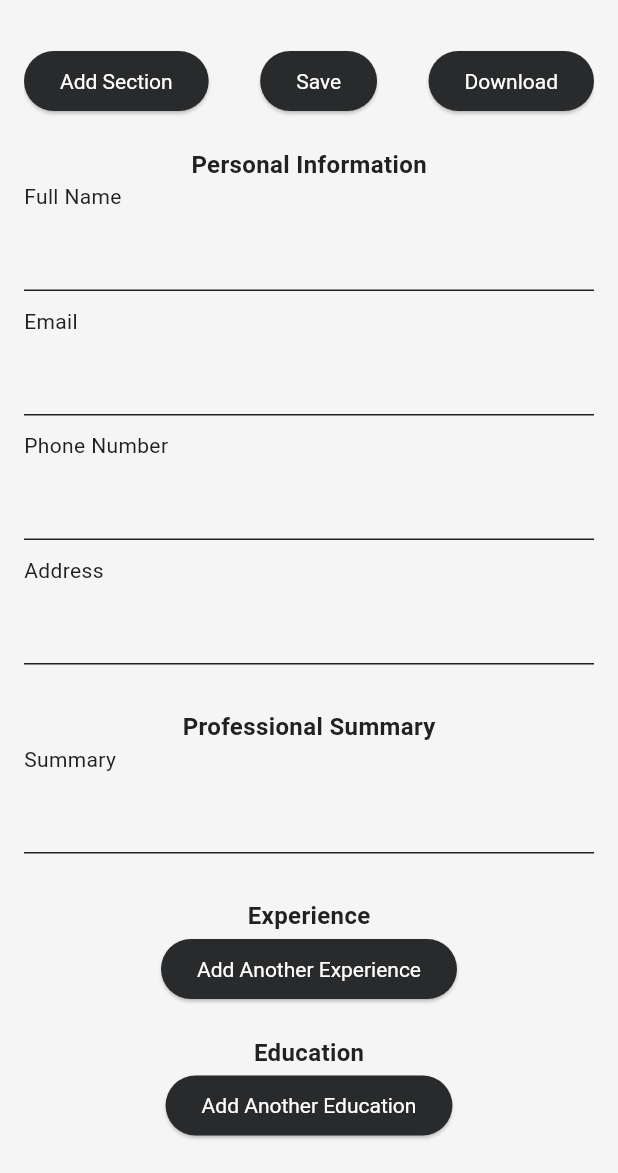
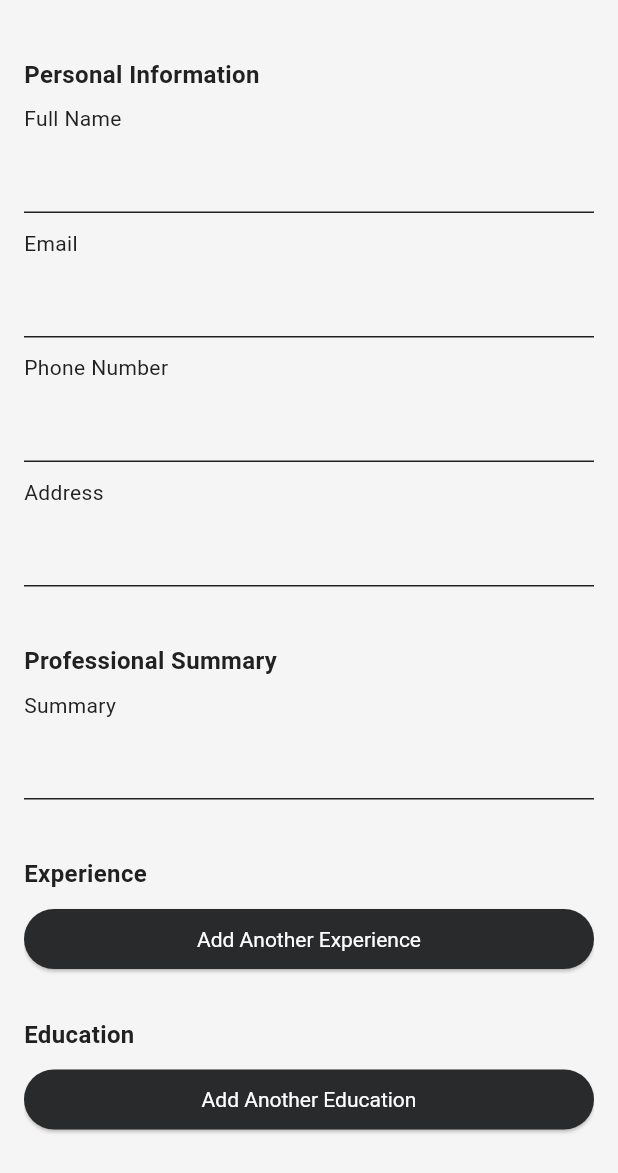
Before and after one commit to HammadBullah/Resume_Builder, a Flutter app: the ResumeBuilderScreen screen opened by its route, on a phone screen of 412 x 824 dp, the part 63-1236 px from its top. Run offline on Flutter 3.47's test engine with Material 3 defaults, Android fonts, the phone set to English and light mode, and no system bars; our stand-ins replace firebase_auth, firebase_core, image_picker; accounts and stored records are empty; Roboto replaces fonts that are missing (Montserrat).

Commit message:
resume_builder

```diff
--- a/lib/screens/resume_builder.dart
+++ b/lib/screens/resume_builder.dart
@@ -3,7 +3,7 @@ import 'package:provider/provider.dart';
 import 'package:resumebuild/utils/resume_provider.dart';
 
 class ResumeBuilderScreen extends StatelessWidget {
-  const ResumeBuilderScreen({super.key});
+  const ResumeBuilderScreen({Key? key}) : super(key: key);
 
   @override
   Widget build(BuildContext context) {
@@ -25,31 +25,8 @@ class ResumeBuilderScreen extends StatelessWidget {
         padding: const EdgeInsets.all(16.0),
         child: SingleChildScrollView(
           child: Column(
+            crossAxisAlignment: CrossAxisAlignment.stretch,
             children: [
-              Row(
-                mainAxisAlignment: MainAxisAlignment.spaceBetween,
-                children: [
-                  ElevatedButton(
-                    onPressed: () {
-                      // Add a new section
-                    },
-                    child: const Text('Add Section', style: TextStyle(fontFamily: 'Montserrat')),
-                  ),
-                  ElevatedButton(
-                    onPressed: () {
-                      resumeProvider.saveResumeData();
-                    },
-                    child: const Text('Save', style: TextStyle(fontFamily: 'Montserrat')),
-                  ),
-                  ElevatedButton(
-                    onPressed: () {
-                      // Download the resume
-                    },
-                    child: const Text('Download', style: TextStyle(fontFamily: 'Montserrat')),
-                  ),
-                ],
-              ),
-              const SizedBox(height: 20),
               _buildSectionTitle('Personal Information'),
               _buildTextField('Full Name', resumeProvider, 'personal_info', 'full_name'),
               _buildTextField('Email', resumeProvider, 'personal_info', 'email'),
@@ -60,25 +37,35 @@ class ResumeBuilderScreen extends StatelessWidget {
               _buildTextField('Summary', resumeProvider, 'professional_summary'),
               const SizedBox(height: 20),
               _buildSectionTitle('Experience'),
-              ..._buildExperienceFields(resumeProvider),
+              ..._buildExperienceFields(context, resumeProvider),
               ElevatedButton(
                 onPressed: () {
-                  resumeProvider.addToList('experience', {});
+                  resumeProvider.addToList('experience', {
+                    'job_title': '',
+                    'company': '',
+                    'duration': '',
+                    'job_description': '',
+                  });
                 },
                 child: const Text('Add Another Experience', style: TextStyle(fontFamily: 'Montserrat')),
               ),
               const SizedBox(height: 20),
               _buildSectionTitle('Education'),
-              ..._buildEducationFields(resumeProvider),
+              ..._buildEducationFields(context, resumeProvider),
               ElevatedButton(
                 onPressed: () {
-                  resumeProvider.addToList('education', {});
+                  resumeProvider.addToList('education', {
+                    'degree': '',
+                    'institution': '',
+                    'duration': '',
+                    'description': '',
+                  });
                 },
                 child: const Text('Add Another Education', style: TextStyle(fontFamily: 'Montserrat')),
               ),
               const SizedBox(height: 20),
               _buildSectionTitle('Skills'),
-              ..._buildSkillsFields(resumeProvider),
+              ..._buildSkillsFields(context, resumeProvider),
               ElevatedButton(
                 onPressed: () {
                   resumeProvider.addToList('skills', '');
@@ -87,19 +74,27 @@ class ResumeBuilderScreen extends StatelessWidget {
               ),
               const SizedBox(height: 20),
               _buildSectionTitle('Certifications'),
-              ..._buildCertificationsFields(resumeProvider),
+              ..._buildCertificationsFields(context, resumeProvider),
               ElevatedButton(
                 onPressed: () {
-                  resumeProvider.addToList('certifications', {});
+                  resumeProvider.addToList('certifications', {
+                    'name': '',
+                    'organization': '',
+                    'date': '',
+                  });
                 },
                 child: const Text('Add Another Certification', style: TextStyle(fontFamily: 'Montserrat')),
               ),
               const SizedBox(height: 20),
               _buildSectionTitle('Projects'),
-              ..._buildProjectsFields(resumeProvider),
+              ..._buildProjectsFields(context, resumeProvider),
               ElevatedButton(
                 onPressed: () {
-                  resumeProvider.addToList('projects', {});
+                  resumeProvider.addToList('projects', {
+                    'name': '',
+                    'description': '',
+                    'technologies': '',
+                  });
                 },
                 child: const Text('Add Another Project', style: TextStyle(fontFamily: 'Montserrat')),
               ),
@@ -132,13 +127,23 @@ class ResumeBuilderScreen extends StatelessWidget {
   }
 
   Widget _buildSectionTitle(String title) {
-    return Text(title, style: const TextStyle(fontFamily: 'Montserrat', fontSize: 16, fontWeight: FontWeight.bold));
+    return Padding(
+      padding: const EdgeInsets.symmetric(vertical: 8.0),
+      child: Text(
+        title,
+        style: const TextStyle(fontFamily: 'Montserrat', fontSize: 16, fontWeight: FontWeight.bold),
+      ),
+    );
   }
 
   Widget _buildTextField(String label, ResumeProvider resumeProvider, String section, [String? field]) {
     TextEditingController controller = TextEditingController(
-      text: field == null ? resumeProvider.resumeData[section] : resumeProvider.resumeData[section][field],
+      text: field == null ? resumeProvider.resumeData[section] ?? '' : resumeProvider.resumeData[section]?[field] ?? '',
     );
+
+    // Ensure controller is updated with the latest text value
+    controller.text = field == null ? resumeProvider.resumeData[section] ?? '' : resumeProvider.resumeData[section]?[field] ?? '';
+
     return Column(
       crossAxisAlignment: CrossAxisAlignment.start,
       children: [
@@ -150,8 +155,7 @@ class ResumeBuilderScreen extends StatelessWidget {
             if (field == null) {
               resumeProvider.updateSection(section, value);
             } else {
-              resumeProvider.resumeData[section][field] = value;
-              resumeProvider.notifyListeners();
+              resumeProvider.updateFieldInSection(section, field, value); // Implement this method in ResumeProvider
             }
           },
         ),
@@ -160,45 +164,89 @@ class ResumeBuilderScreen extends StatelessWidget {
     );
   }
 
-  List<Widget> _buildExperienceFields(ResumeProvider resumeProvider) {
+  List<Widget> _buildExperienceFields(BuildContext context, ResumeProvider resumeProvider) {
     List<Widget> experienceFields = [];
     for (int i = 0; i < resumeProvider.resumeData['experience'].length; i++) {
+      var item = resumeProvider.resumeData['experience'][i];
       experienceFields.addAll([
-        _buildTextField('Job Title', resumeProvider, 'experience', '$i.job_title'),
-        _buildTextField('Company', resumeProvider, 'experience', '$i.company'),
-        _buildTextField('Duration', resumeProvider, 'experience', '$i.duration'),
-        _buildTextField('Job Description', resumeProvider, 'experience', '$i.job_description'),
+        _buildExperienceField('Job Title', resumeProvider, 'experience', 'job_title$i'),
+        _buildExperienceField('Company', resumeProvider, 'experience', 'company$i'),
+        _buildExperienceField('Duration', resumeProvider, 'experience', 'duration$i'),
+        _buildExperienceField('Job Description', resumeProvider, 'experience', 'job_description$i'),
         ElevatedButton(
           onPressed: () {
             resumeProvider.removeFromList('experience', i);
           },
           child: const Text('Remove Experience', style: TextStyle(fontFamily: 'Montserrat')),
         ),
+        const SizedBox(height: 20),
       ]);
     }
     return experienceFields;
   }
 
-  List<Widget> _buildEducationFields(ResumeProvider resumeProvider) {
+  Widget _buildExperienceField(String label, ResumeProvider resumeProvider, String section, String field) {
+    TextEditingController controller = TextEditingController(
+      text: resumeProvider.resumeData[section][field] ?? '',
+    );
+    return Column(
+      crossAxisAlignment: CrossAxisAlignment.start,
+      children: [
+        Text(label, style: const TextStyle(fontFamily: 'Montserrat', fontSize: 14)),
+        const SizedBox(height: 5),
+        TextField(
+          controller: controller,
+          onChanged: (value) {
+            resumeProvider.updateFieldInSection(section, field, value);
+          },
+        ),
+        const SizedBox(height: 10),
+      ],
+    );
+  }
+
+  List<Widget> _buildEducationFields(BuildContext context, ResumeProvider resumeProvider) {
     List<Widget> educationFields = [];
     for (int i = 0; i < resumeProvider.resumeData['education'].length; i++) {
+      var item = resumeProvider.resumeData['education'][i];
       educationFields.addAll([
-        _buildTextField('Degree', resumeProvider, 'education', '$i.degree'),
-        _buildTextField('Institution', resumeProvider, 'education', '$i.institution'),
-        _buildTextField('Duration', resumeProvider, 'education', '$i.duration'),
-        _buildTextField('Description', resumeProvider, 'education', '$i.description'),
+        _buildEducationField('Degree', resumeProvider, 'education', 'degree$i'),
+        _buildEducationField('Institution', resumeProvider, 'education', 'institution$i'),
+        _buildEducationField('Duration', resumeProvider, 'education', 'duration$i'),
+        _buildEducationField('Description', resumeProvider, 'education', 'description$i'),
         ElevatedButton(
           onPressed: () {
             resumeProvider.removeFromList('education', i);
           },
           child: const Text('Remove Education', style: TextStyle(fontFamily: 'Montserrat')),
         ),
+        const SizedBox(height: 20),
       ]);
     }
     return educationFields;
   }
 
-  List<Widget> _buildSkillsFields(ResumeProvider resumeProvider) {
+  Widget _buildEducationField(String label, ResumeProvider resumeProvider, String section, String field) {
+    TextEditingController controller = TextEditingController(
+      text: resumeProvider.resumeData[section][field] ?? '',
+    );
+    return Column(
+      crossAxisAlignment: CrossAxisAlignment.start,
+      children: [
+        Text(label, style: const TextStyle(fontFamily: 'Montserrat', fontSize: 14)),
+        const SizedBox(height: 5),
+        TextField(
+          controller: controller,
+          onChanged: (value) {
+            resumeProvider.updateFieldInSection(section, field, value);
+          },
+        ),
+        const SizedBox(height: 10),
+      ],
+    );
+  }
+
+  List<Widget> _buildSkillsFields(BuildContext context, ResumeProvider resumeProvider) {
     List<Widget> skillsFields = [];
     for (int i = 0; i < resumeProvider.resumeData['skills'].length; i++) {
       TextEditingController controller = TextEditingController(text: resumeProvider.resumeData['skills'][i]);
@@ -219,6 +267,7 @@ class ResumeBuilderScreen extends StatelessWidget {
               onPressed: () {
                 resumeProvider.removeFromList('skills', i);
 },
+iconSize: 20,
 ),
 ],
 ),
@@ -227,39 +276,83 @@ class ResumeBuilderScreen extends StatelessWidget {
 return skillsFields;
 }
 
-  List<Widget> _buildCertificationsFields(ResumeProvider resumeProvider) {
+List<Widget> _buildCertificationsFields(BuildContext context, ResumeProvider resumeProvider) {
 List<Widget> certificationsFields = [];
 for (int i = 0; i < resumeProvider.resumeData['certifications'].length; i++) {
+var item = resumeProvider.resumeData['certifications'][i];
 certificationsFields.addAll([
-        _buildTextField('Certification Name', resumeProvider, 'certifications', '$i.name'),
-        _buildTextField('Issuing Organization', resumeProvider, 'certifications', '$i.organization'),
-        _buildTextField('Date Obtained', resumeProvider, 'certifications', '$i.date'),
+_buildCertificationField('Name', resumeProvider, 'certifications', 'name$i'),
+_buildCertificationField('Organization', resumeProvider, 'certifications', 'organization$i'),
+_buildCertificationField('Date', resumeProvider, 'certifications', 'date$i'),
 ElevatedButton(
 onPressed: () {
 resumeProvider.removeFromList('certifications', i);
 },
 child: const Text('Remove Certification', style: TextStyle(fontFamily: 'Montserrat')),
 ),
+const SizedBox(height: 20),
 ]);
 }
 return certificationsFields;
 }
 
-  List<Widget> _buildProjectsFields(ResumeProvider resumeProvider) {
+Widget _buildCertificationField(String label, ResumeProvider resumeProvider, String section, String field) {
+TextEditingController controller = TextEditingController(
+text: resumeProvider.resumeData[section][field] ?? '',
+);
+return Column(
+crossAxisAlignment: CrossAxisAlignment.start,
+children: [
+Text(label, style: const TextStyle(fontFamily: 'Montserrat', fontSize: 14)),
+const SizedBox(height: 5),
+TextField(
+controller: controller,
+onChanged: (value) {
+resumeProvider.updateFieldInSection(section, field, value);
+},
+),
+const SizedBox(height: 10),
+],
+);
+}
+
+List<Widget> _buildProjectsFields(BuildContext context, ResumeProvider resumeProvider) {
 List<Widget> projectsFields = [];
 for (int i = 0; i < resumeProvider.resumeData['projects'].length; i++) {
+var item = resumeProvider.resumeData['projects'][i];
 projectsFields.addAll([
-        _buildTextField('Project Name', resumeProvider, 'projects', '$i.name'),
-        _buildTextField('Description', resumeProvider, 'projects', '$i.description'),
-        _buildTextField('Technologies Used', resumeProvider, 'projects', '$i.technologies'),
+_buildProjectField('Name', resumeProvider, 'projects', 'name$i'),
+_buildProjectField('Description', resumeProvider, 'projects', 'description$i'),
+_buildProjectField('Technologies', resumeProvider, 'projects', 'technologies$i'),
 ElevatedButton(
 onPressed: () {
 resumeProvider.removeFromList('projects', i);
 },
 child: const Text('Remove Project', style: TextStyle(fontFamily: 'Montserrat')),
 ),
+const SizedBox(height: 20),
 ]);
 }
 return projectsFields;
 }
+
+Widget _buildProjectField(String label, ResumeProvider resumeProvider, String section, String field) {
+TextEditingController controller = TextEditingController(
+text: resumeProvider.resumeData[section][field] ?? '',
+);
+return Column(
+crossAxisAlignment: CrossAxisAlignment.start,
+children: [
+Text(label, style: const TextStyle(fontFamily: 'Montserrat', fontSize: 14)),
+const SizedBox(height: 5),
+TextField(
+controller: controller,
+onChanged: (value) {
+resumeProvider.updateFieldInSection(section, field, value);
+},
+),
+const SizedBox(height: 10),
+],
+);
 }
+}
--- a/lib/utils/resume_provider.dart
+++ b/lib/utils/resume_provider.dart
@@ -1,13 +1,13 @@
-import 'package:flutter/material.dart';
-import 'package:cloud_firestore/cloud_firestore.dart';
-import 'package:firebase_auth/firebase_auth.dart';
+import 'package:flutter/foundation.dart';
 
-class ResumeProvider with ChangeNotifier {
-  final FirebaseFirestore _firestore = FirebaseFirestore.instance;
-  final FirebaseAuth _auth = FirebaseAuth.instance;
-
-  Map<String, dynamic> resumeData = {
-    'personal_info': {},
+class ResumeProvider extends ChangeNotifier {
+  Map<String, dynamic> _resumeData = {
+    'personal_info': {
+      'full_name': '',
+      'email': '',
+      'phone_number': '',
+      'address': '',
+    },
     'professional_summary': '',
     'experience': [],
     'education': [],
@@ -16,47 +16,45 @@ class ResumeProvider with ChangeNotifier {
     'projects': [],
   };
 
-  Future<void> fetchResumeData() async {
-    User? user = _auth.currentUser;
-    if (user != null) {
-      DocumentSnapshot doc = await _firestore.collection('resumes').doc(user.uid).get();
-      if (doc.exists) {
-        resumeData = doc.data() as Map<String, dynamic>;
-        notifyListeners();
-      }
-    }
-  }
+  // Getter for resumeData
+  Map<String, dynamic> get resumeData => _resumeData;
 
-  Future<void> saveResumeData() async {
-    User? user = _auth.currentUser;
-    if (user != null) {
-      await _firestore.collection('resumes').doc(user.uid).set(resumeData);
-    }
-  }
-
+  // Update a section in resumeData
   void updateSection(String section, dynamic value) {
-    resumeData[section] = value;
-    notifyListeners();
-  }
-
-  void addToList(String section, dynamic value) {
-    if (resumeData[section] is List) {
-      resumeData[section].add(value);
+    if (_resumeData.containsKey(section)) {
+      _resumeData[section] = value;
       notifyListeners();
     }
   }
 
-  void removeFromList(String section, int index) {
-    if (resumeData[section] is List) {
-      resumeData[section].removeAt(index);
+  // Update a field within a section in resumeData
+  void updateFieldInSection(String section, String field, String value) {
+    if (_resumeData.containsKey(section) && _resumeData[section] is Map<String, dynamic>) {
+      _resumeData[section][field] = value;
       notifyListeners();
     }
   }
 
-  void updateListItem(String section, int index, dynamic value) {
-    if (resumeData[section] is List) {
-      resumeData[section][index] = value;
+  // Add an item to a list in resumeData
+  void addToList(String section, dynamic item) {
+    if (_resumeData.containsKey(section) && _resumeData[section] is List<dynamic>) {
+      _resumeData[section].add(item);
       notifyListeners();
     }
   }
+
+  // Remove an item from a list in resumeData
+  void removeFromList(String section, int index) {
+    if (_resumeData.containsKey(section) && _resumeData[section] is List<dynamic>) {
+      _resumeData[section].removeAt(index);
+      notifyListeners();
+    }
+  }
+
+  // Save resume data (dummy method)
+  void saveResumeData() {
+    // Here you can implement logic to save data to a database or storage
+    print('Saving resume data...');
+    // Example: Firestore.instance.collection('resumes').doc(userId).set(_resumeData);
+  }
 }
```
Lines whose indentation alone changed are shown as unchanged.
